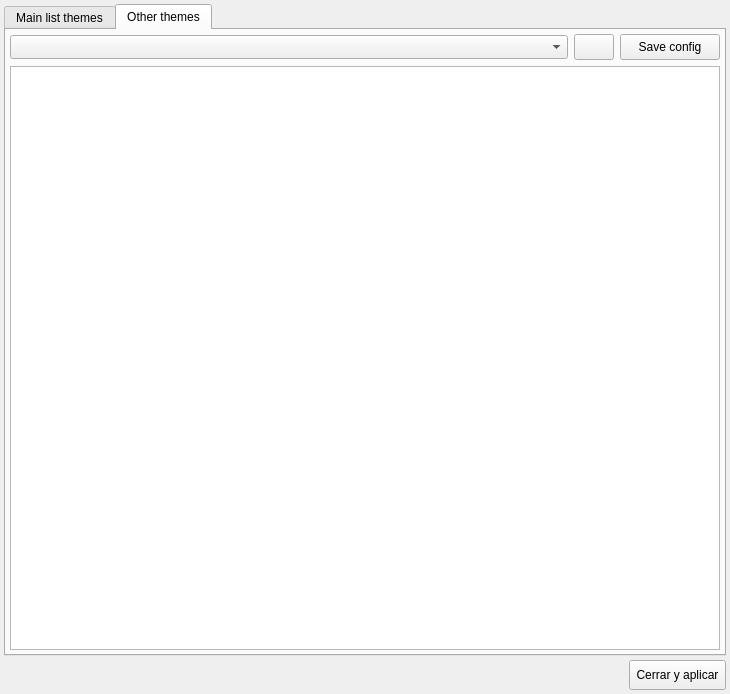
Old version of the form ui/list_icon_cfg.ui in the repository Monthy/gr-lida.
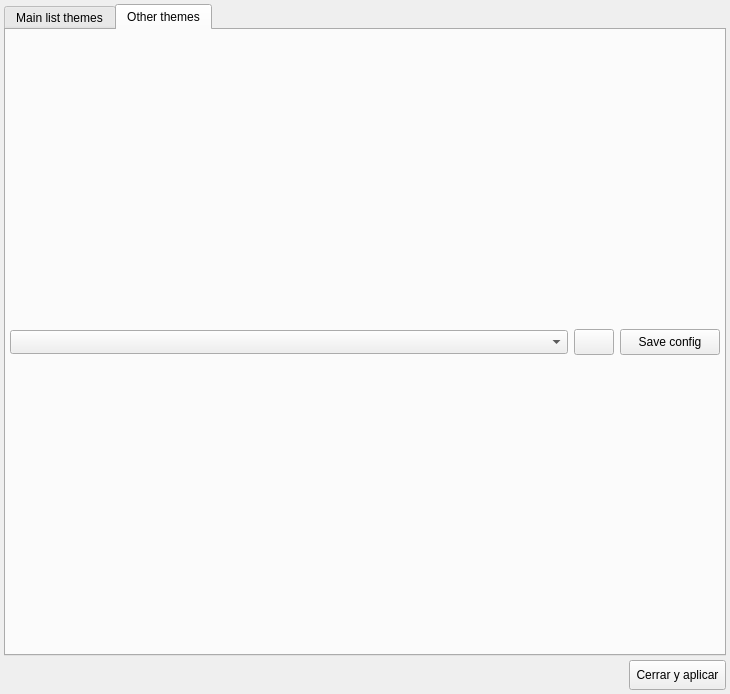
New version of the form. The open tabs and pages were chosen to show the change. Icons and pictures are not drawn.

Commit message: Cambio de editor plano a editor con QSyntaxHighlighter para Html, Css, JavaScript y numeración de líneas entre otras cosas.

The edit to the form file:
```diff
--- a/ui/list_icon_cfg.ui
+++ b/ui/list_icon_cfg.ui
@@ -2086,8 +2086,17 @@
       <attribute name="title">
        <string>Other themes</string>
       </attribute>
-      <layout class="QVBoxLayout" name="verticalLayout_5">
-       <property name="margin">
+      <layout class="QVBoxLayout" name="verticalLayout_otherThemes">
+       <property name="leftMargin">
+        <number>4</number>
+       </property>
+       <property name="topMargin">
+        <number>4</number>
+       </property>
+       <property name="rightMargin">
+        <number>4</number>
+       </property>
+       <property name="bottomMargin">
         <number>4</number>
        </property>
        <item>
@@ -2141,16 +2150,6 @@
          </item>
         </layout>
        </item>
-       <item>
-        <widget class="QTextEdit" name="textEdit">
-         <property name="tabStopWidth">
-          <number>40</number>
-         </property>
-         <property name="acceptRichText">
-          <bool>false</bool>
-         </property>
-        </widget>
-       </item>
       </layout>
      </widget>
     </widget>
```
Left out of the diff: 78 changed lines with no effect on the pictures. The commit also changes 2 other files.
